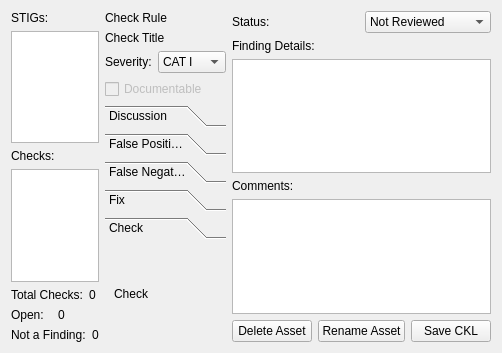
Above: src/assetview.ui from squinky86/STIGQter before the change. Below: the same form after it.
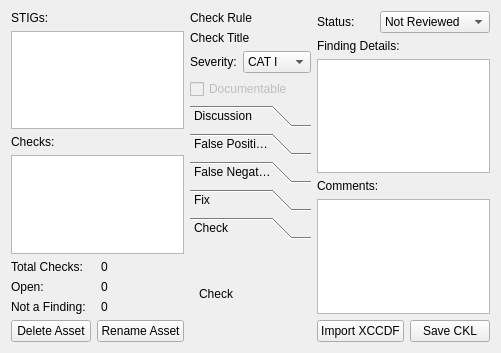
That is the form after the change.

The edit to the form file:
```diff
--- a/src/assetview.ui
+++ b/src/assetview.ui
@@ -101,6 +101,24 @@
        </item>
       </layout>
      </item>
+     <item>
+      <layout class="QHBoxLayout" name="horizontalLayout_9">
+       <item>
+        <widget class="QPushButton" name="btnDeleteAsset">
+         <property name="text">
+          <string>Delete Asset</string>
+         </property>
+        </widget>
+       </item>
+       <item>
+        <widget class="QPushButton" name="btnRename">
+         <property name="text">
+          <string>Rename Asset</string>
+         </property>
+        </widget>
+       </item>
+      </layout>
+     </item>
     </layout>
    </item>
    <item>
@@ -361,16 +379,9 @@
      <item>
       <layout class="QHBoxLayout" name="horizontalLayout_7">
        <item>
-        <widget class="QPushButton" name="btnDeleteAsset">
+        <widget class="QPushButton" name="btnImportXCCDF">
          <property name="text">
-          <string>Delete Asset</string>
-         </property>
-        </widget>
-       </item>
-       <item>
-        <widget class="QPushButton" name="btnRename">
-         <property name="text">
-          <string>Rename Asset</string>
+          <string>Import XCCDF</string>
          </property>
         </widget>
        </item>
```
